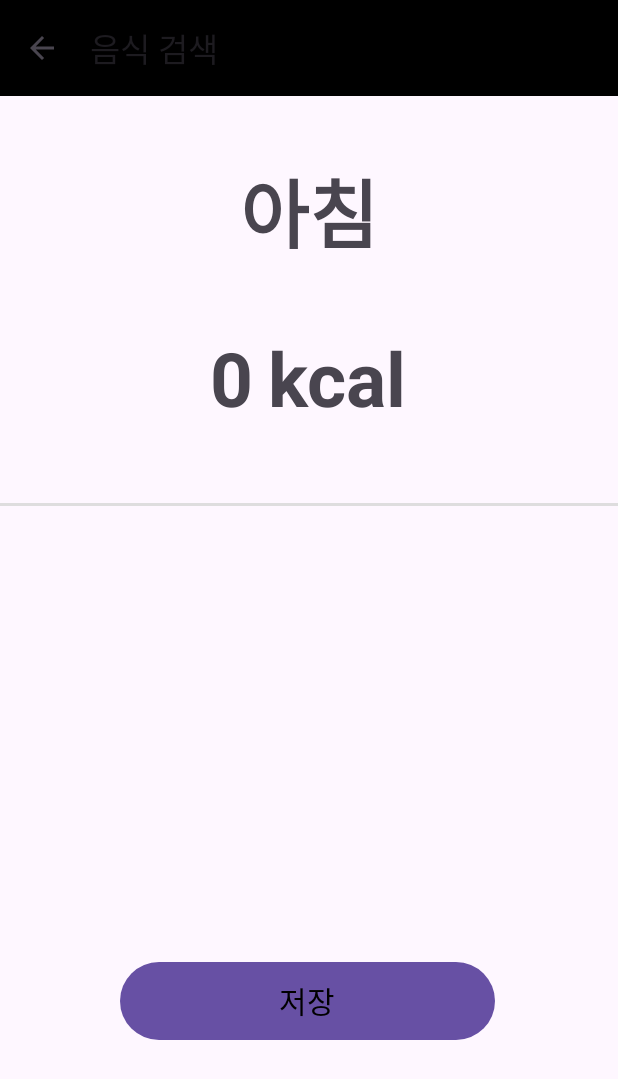
After one commit to Vita-Mate/FE, an Android app: the FoodSearch screen opened directly, with no data from a screen before it, on a phone screen of 412 x 824 dp. The commit adds this screen. Shown: the top 1079 px of the screen. Run offline under Robolectric (Android 15) with nearby library versions, the phone set to English and light mode, and no system bars; our stand-ins replace data binding.

Commit message:
Feat : Add FoodSearch.kt
1. home화면의 기능 중 음식검색페이지의 ui를 구현 중입니다.

* 툴바 구현 진행중
* +버튼 눌러 검색 페이지로 전환 구현 필요.

```diff
--- a/VitaMate/app/src/main/AndroidManifest.xml
+++ b/VitaMate/app/src/main/AndroidManifest.xml
@@ -2,7 +2,6 @@
 <manifest xmlns:android="http://schemas.android.com/apk/res/android"
   xmlns:tools="http://schemas.android.com/tools"
   package="com.my.vitamateapp">
-
   <!-- 인터넷 사용 권한 설정 -->
   <uses-permission android:name="android.permission.INTERNET" />
 
@@ -17,6 +16,10 @@
     android:supportsRtl="true"
     android:theme="@style/Theme.VitaMateApp"
     tools:targetApi="31">
+    <activity
+      android:name=".FoodSearch"
+      android:exported="false" />
+
     <meta-data
       android:name="com.google.android.actions"
       android:resource="@xml/solid_button" />
--- /dev/null
+++ b/VitaMate/app/src/main/java/com/my/vitamateapp/FoodSearch.kt
@@ -0,0 +1,47 @@
+package com.my.vitamateapp
+
+import android.content.Intent
+import android.os.Bundle
+import android.view.MenuItem
+import androidx.activity.enableEdgeToEdge
+import androidx.appcompat.app.AppCompatActivity
+import androidx.core.view.ViewCompat
+import androidx.core.view.WindowInsetsCompat
+import androidx.databinding.DataBindingUtil
+import com.my.vitamateapp.databinding.ActivityFoodSearchBinding
+import com.my.vitamateapp.databinding.ActivityMainBinding
+
+class FoodSearch : AppCompatActivity() {
+
+    private lateinit var binding: ActivityFoodSearchBinding
+    override fun onCreate(savedInstanceState: Bundle?) {
+        super.onCreate(savedInstanceState)
+
+        setContentView(R.layout.activity_food_search)
+        binding = DataBindingUtil.setContentView(this, R.layout.activity_food_search)
+
+        var toolbar = binding.toolbar
+        setSupportActionBar(toolbar)
+
+        supportActionBar?.title = "음식 검색"
+
+        // 뒤로가기 버튼, 디폴트로 true만 해도 백버튼이 생김
+        supportActionBar?.setDisplayHomeAsUpEnabled(true)
+        supportActionBar?.setDisplayShowHomeEnabled(true)
+    }
+
+
+    //툴바 관련 AndroidManifest.xml 코드 추가하기
+    override fun onOptionsItemSelected(item: MenuItem): Boolean {
+        return when (item.itemId) {
+            android.R.id.home -> {
+                // 툴바 눌렀을 때의 동작
+                val intent = Intent(this, HomeActivity::class.java)
+                intent.addFlags(Intent.FLAG_ACTIVITY_CLEAR_TOP or Intent.FLAG_ACTIVITY_NEW_TASK)
+                startActivity(intent)
+                true
+            }
+            else -> super.onOptionsItemSelected(item)
+        }
+    }
+}
--- a/VitaMate/app/src/main/java/com/my/vitamateapp/RegisterActivity.kt
+++ b/VitaMate/app/src/main/java/com/my/vitamateapp/RegisterActivity.kt
@@ -14,7 +14,11 @@ class RegisterActivity : AppCompatActivity() {
         super.onCreate(savedInstanceState)
         setContentView(R.layout.activity_register)
 
+        //모든 정보를 입력 해야 다음 버튼 활성화 -> 페이지 전환.
+
         binding = DataBindingUtil.setContentView(this, R.layout.activity_register)
+
+
 
         binding.nextBtn.setOnClickListener{
             startActivity(Intent(this, InBodyCheckActivity::class.java))
--- /dev/null
+++ b/VitaMate/app/src/main/res/layout/activity_food_search.xml
@@ -0,0 +1,74 @@
+<?xml version="1.0" encoding="utf-8"?>
+<layout xmlns:android="http://schemas.android.com/apk/res/android"
+  xmlns:app="http://schemas.android.com/apk/res-auto"
+  xmlns:tools="http://schemas.android.com/tools">
+
+
+
+  <LinearLayout
+    android:id="@+id/main"
+    android:layout_width="match_parent"
+    android:layout_height="match_parent"
+    android:orientation="vertical"
+    tools:context=".FoodSearch">
+
+    <androidx.appcompat.widget.Toolbar
+      android:id="@+id/toolbar"
+      android:layout_width="match_parent"
+      android:layout_height="?attr/actionBarSize"
+      android:background="@color/black" />
+
+    <TextView
+      android:layout_width="match_parent"
+      android:layout_height="wrap_content"
+      android:layout_marginTop="40dp"
+      android:text="아침"
+      android:textSize="50dp"
+      android:textStyle="bold"
+      android:gravity="center"/>
+
+    <LinearLayout
+      android:layout_width="wrap_content"
+      android:layout_height="wrap_content"
+      android:orientation="horizontal"
+      android:layout_marginLeft="140dp">
+
+      <TextView
+        android:layout_width="wrap_content"
+        android:layout_height="wrap_content"
+        android:layout_marginTop="40dp"
+        android:layout_marginRight="10dp"
+        android:text="0"
+        android:textSize="50dp"
+        android:textStyle="bold"
+        android:gravity="center"/>
+
+      <TextView
+        android:layout_width="wrap_content"
+        android:layout_height="wrap_content"
+        android:layout_marginTop="40dp"
+        android:text="kcal"
+        android:textSize="50dp"
+        android:textStyle="bold"
+        android:gravity="center"/>
+    </LinearLayout>
+
+    <View
+      android:layout_width="match_parent"
+      android:layout_height="2dp"
+      android:layout_marginTop="50dp"
+      android:background="@color/gray" />
+
+    <!-- 검색할 수 있는 +버튼 ui추가 예정 -->
+
+    <Button
+      android:layout_width="250dp"
+      android:layout_height="60dp"
+      android:layout_marginLeft="80dp"
+      android:layout_marginTop="300dp"
+      android:padding="1dp"
+      android:text="저장"
+      android:textSize="20dp"
+      android:textColor="#000000" />
+  </LinearLayout>
+</layout>
--- a/VitaMate/app/src/main/res/layout/activity_home.xml
+++ b/VitaMate/app/src/main/res/layout/activity_home.xml
@@ -35,7 +35,6 @@
         android:layout_centerHorizontal="true"
         android:gravity="center"
         android:datePickerMode="calendar"/>
-
 </LinearLayout>
 
 
--- a/VitaMate/app/src/main/res/layout/activity_register.xml
+++ b/VitaMate/app/src/main/res/layout/activity_register.xml
@@ -23,7 +23,7 @@
       android:textStyle="bold" />
 
     <EditText
-        android:id="@+id/editText"
+        android:id="@+id/editTextId"
         android:layout_width="wrap_content"
         android:layout_height="wrap_content"
         android:layout_marginTop="10dp"
@@ -85,9 +85,10 @@
     <LinearLayout
       android:layout_width="wrap_content"
       android:layout_height="wrap_content"
-      android:layout_marginLeft="120dp">
+      android:layout_marginLeft="100dp">
 
       <ImageButton
+        android:id="@+id/male"
         android:layout_width="50dp"
         android:layout_height="50dp"
         android:src="@drawable/male"
@@ -97,13 +98,14 @@
         android:contentDescription="male"/>
 
       <ImageButton
+        android:id="@+id/female"
         android:layout_width="44dp"
         android:layout_height="44dp"
         android:src="@drawable/female"
         android:scaleType="fitCenter"
         android:background="@color/white"
         android:layout_marginTop="21dp"
-        android:layout_marginLeft="80dp"
+        android:layout_marginLeft="100dp"
         android:contentDescription="female"/>
 
 
```
